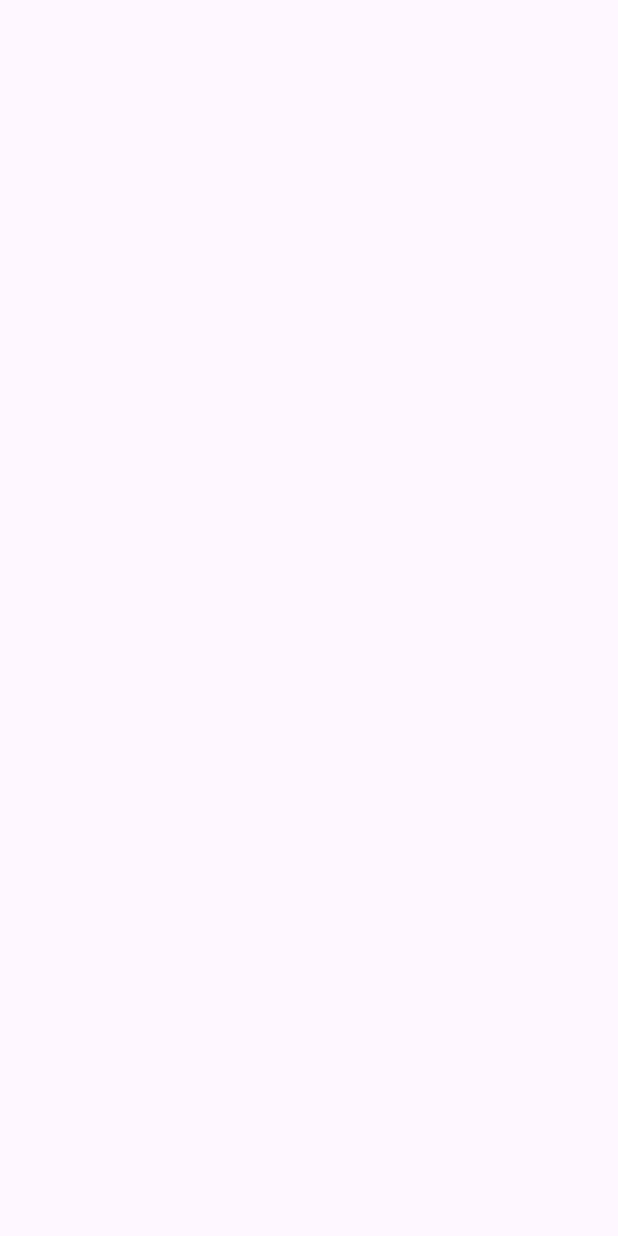
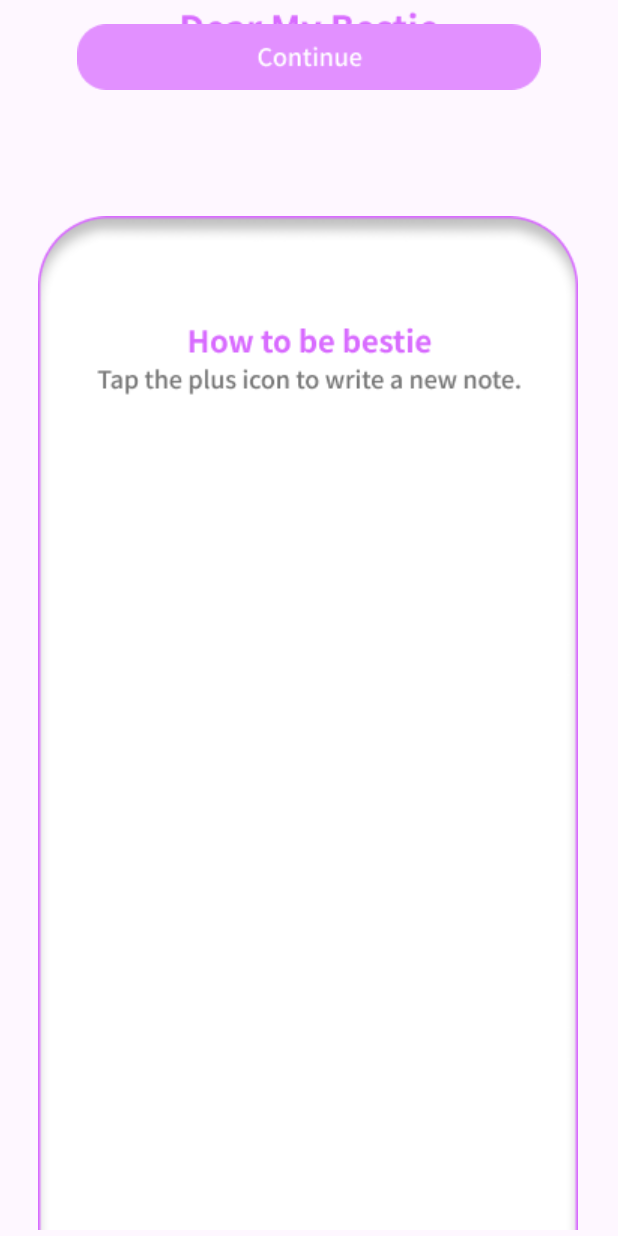
Before and after one commit to babogyeong/GURU2_30_App, an Android app: the Splash01 screen opened directly, with no data from a screen before it, on a phone screen of 412 x 824 dp. Before the commit the screen is empty. Run offline under Robolectric (Android 15) with nearby library versions, the phone set to English and light mode, and no system bars.

Commit message:
splash1,2

```diff
--- a/app/src/main/res/layout/activity_splash01.xml
+++ b/app/src/main/res/layout/activity_splash01.xml
@@ -4,6 +4,52 @@
     xmlns:tools="http://schemas.android.com/tools"
     android:layout_width="match_parent"
     android:layout_height="match_parent"
-    tools:context=".Splash01">
+    tools:context=".Splash02">
+
+
+    <ImageView
+        android:layout_width="wrap_content"
+        android:layout_height="wrap_content"
+        android:layout_marginTop="144dp"
+        android:src="@drawable/Rectangle19"
+        app:layout_constraintEnd_toEndOf="parent"
+        app:layout_constraintHorizontal_bias="0.49"
+        app:layout_constraintStart_toStartOf="parent"
+        app:layout_constraintTop_toTopOf="parent" />
+
+    <ImageView
+        android:layout_width="wrap_content"
+        android:layout_height="wrap_content"
+        android:layout_marginTop="212dp"
+        android:src="@drawable/Group59"
+        app:layout_constraintEnd_toEndOf="parent"
+        app:layout_constraintStart_toStartOf="parent"
+        app:layout_constraintTop_toTopOf="parent" />
+
+    <ImageView
+        android:layout_width="wrap_content"
+        android:layout_height="wrap_content"
+        android:src="@drawable/splash01_Group58"
+        app:layout_constraintEnd_toEndOf="parent"
+        app:layout_constraintStart_toStartOf="parent"
+        tools:ignore="MissingConstraints"
+        tools:layout_editor_absoluteY="69dp" />
+
+    <ImageButton
+        android:id="@+id/btn01"
+        android:layout_width="wrap_content"
+        android:layout_height="wrap_content"
+        android:background="@android:color/transparent"
+        android:layout_centerInParent="true"
+        android:src="@drawable/Splash01_Group17"
+        app:layout_constraintEnd_toEndOf="parent"
+        app:layout_constraintStart_toStartOf="parent"
+        android:contentDescription="Image Button Description"
+        android:padding="16dp"
+        android:layout_margin="8dp"
+
+        tools:ignore="MissingConstraints"
+        tools:layout_editor_absoluteY="624dp" />
+
 
 </androidx.constraintlayout.widget.ConstraintLayout>
--- a/app/src/main/res/layout/activity_splash02.xml
+++ b/app/src/main/res/layout/activity_splash02.xml
@@ -2,6 +2,7 @@
 <androidx.constraintlayout.widget.ConstraintLayout xmlns:android="http://schemas.android.com/apk/res/android"
     xmlns:app="http://schemas.android.com/apk/res-auto"
     xmlns:tools="http://schemas.android.com/tools"
+    android:id="@+id/btn02"
     android:layout_width="match_parent"
     android:layout_height="match_parent"
     tools:context=".Splash02">
@@ -36,17 +37,17 @@
         tools:layout_editor_absoluteY="69dp" />
 
     <ImageButton
-        android:id="@+id/myImageButton"
+        android:id="@+id/btn01"
         android:layout_width="wrap_content"
         android:layout_height="wrap_content"
+        android:layout_centerInParent="true"
+        android:layout_margin="8dp"
         android:background="@android:color/transparent"
-        android:layout_centerInParent="true"
+        android:contentDescription="Image Button Description"
+        android:padding="16dp"
         android:src="@drawable/Group17"
         app:layout_constraintEnd_toEndOf="parent"
         app:layout_constraintStart_toStartOf="parent"
-        android:contentDescription="Image Button Description"
-        android:padding="16dp"
-        android:layout_margin="8dp"
 
         tools:ignore="MissingConstraints"
         tools:layout_editor_absoluteY="624dp" />
```
Also changed, not shown: app/src/main/res/drawable/Splash01_Group17.png (added), app/src/main/res/drawable/splash01_Group58.png (added).
